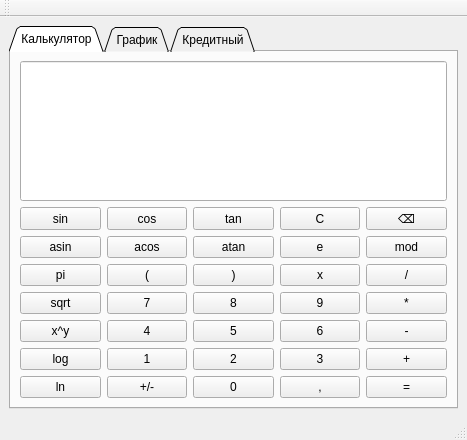
Old version of the form s21_calc/src/mainwindow.ui in the repository co-cy/School21.
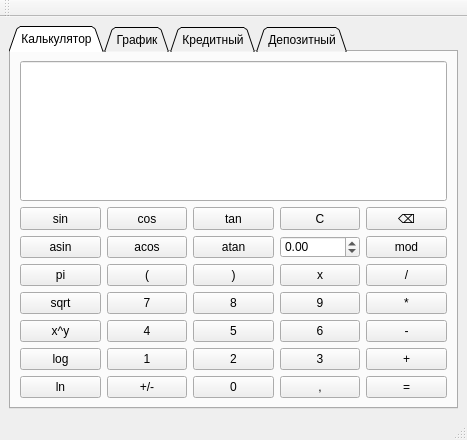
New version of the form. Custom widgets are drawn as their Qt base class.

Commit message: [develop] -> Added new ficha

Diff of the .ui file:
```diff
--- a/s21_calc/src/mainwindow.ui
+++ b/s21_calc/src/mainwindow.ui
@@ -329,22 +329,6 @@
             </property>
            </widget>
           </item>
-          <item row="1" column="4">
-           <widget class="QPushButton" name="exponent">
-            <property name="sizePolicy">
-             <sizepolicy hsizetype="Minimum" vsizetype="MinimumExpanding">
-              <horstretch>0</horstretch>
-              <verstretch>0</verstretch>
-             </sizepolicy>
-            </property>
-            <property name="cursor">
-             <cursorShape>PointingHandCursor</cursorShape>
-            </property>
-            <property name="text">
-             <string>e</string>
-            </property>
-           </widget>
-          </item>
           <item row="4" column="2">
            <widget class="QPushButton" name="number_4">
             <property name="sizePolicy">
@@ -633,6 +617,22 @@
             </property>
            </widget>
           </item>
+          <item row="1" column="4">
+           <widget class="QDoubleSpinBox" name="doubleSpinBox">
+            <property name="sizePolicy">
+             <sizepolicy hsizetype="Ignored" vsizetype="Ignored">
+              <horstretch>0</horstretch>
+              <verstretch>0</verstretch>
+             </sizepolicy>
+            </property>
+            <property name="minimum">
+             <double>-9999999999999999583119736832.000000000000000</double>
+            </property>
+            <property name="maximum">
+             <double>9999999999999999583119736832.000000000000000</double>
+            </property>
+           </widget>
+          </item>
          </layout>
         </item>
        </layout>
@@ -879,6 +879,11 @@
         </item>
        </layout>
       </widget>
+      <widget class="QWidget" name="deposit_grid">
+       <attribute name="title">
+        <string>Депозитный</string>
+       </attribute>
+      </widget>
      </widget>
     </item>
    </layout>
```
The commit also changes 1 other file.
